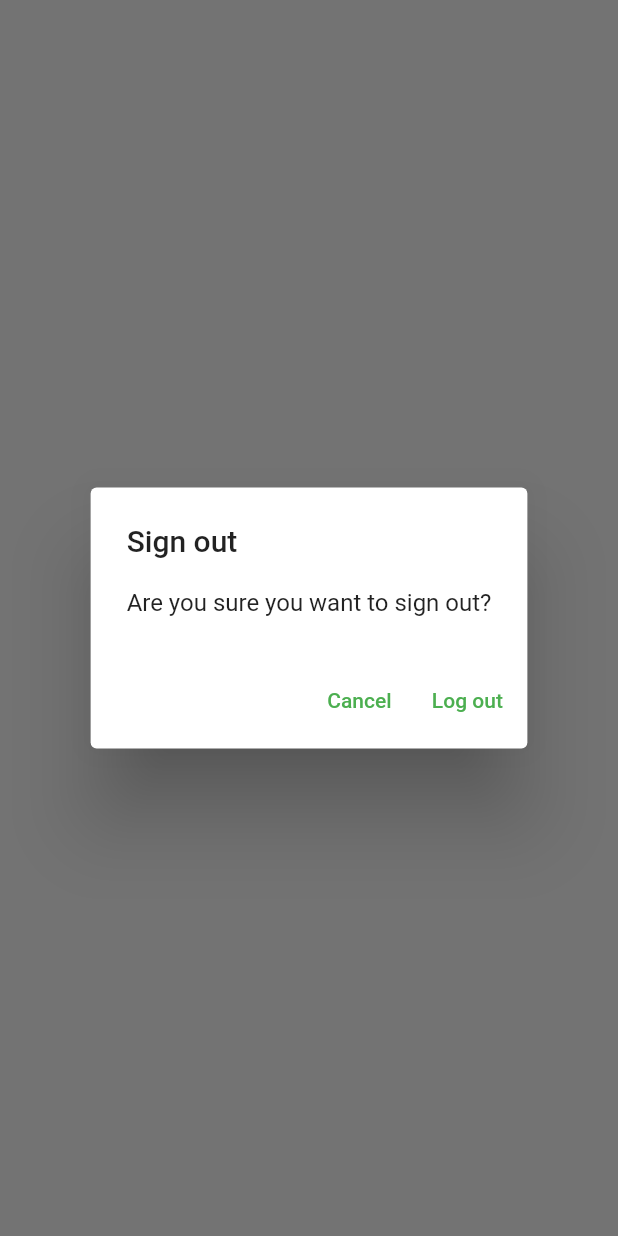
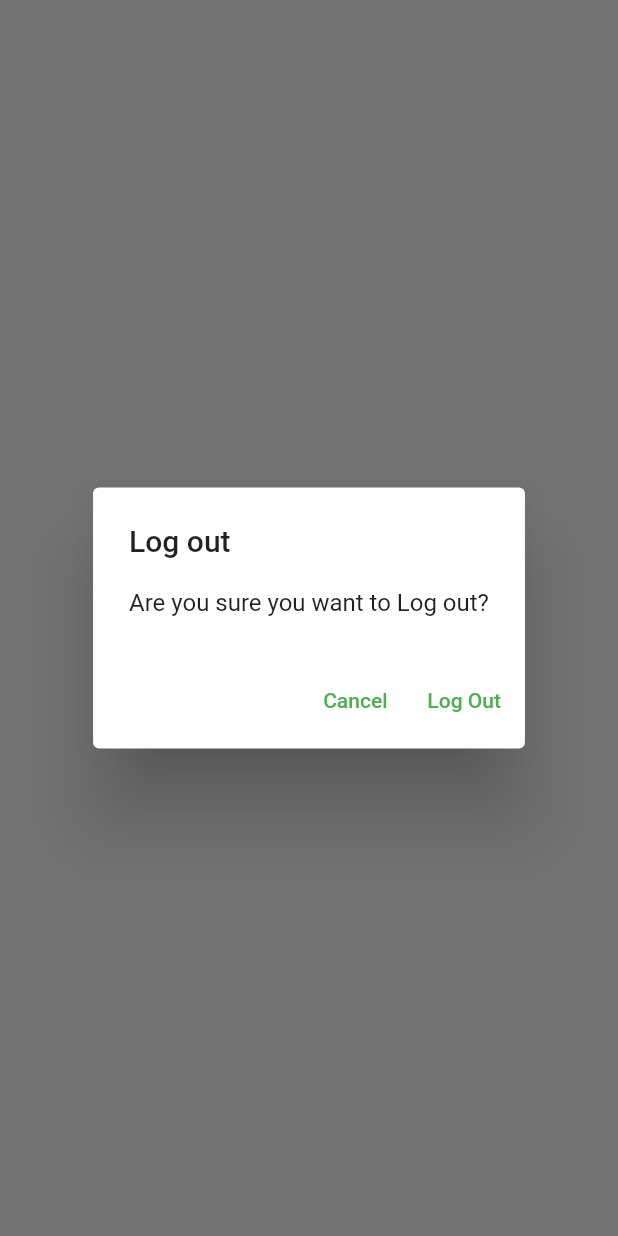
Before and after one commit to amalvinod/mynotes, a Flutter app: what showLogOutDialog() shows on an empty page, opened directly, on a phone screen of 412 x 824 dp. Run offline on Flutter 3.47's test engine with Material 2 defaults, Android fonts, the phone set to English and light mode, and no system bars; our stand-ins replace firebase_auth, firebase_core, sqflite; accounts and stored records are empty; network calls fail.

```diff
--- /dev/null
+++ b/lib/utilities/dialogs/generic_dialog.dart
@@ -0,0 +1,34 @@
+import 'package:flutter/material.dart';
+
+typedef DialogOptionBuilder<T> = Map<String, T?> Function();
+
+Future<T?> showGenericDialog<T>({
+  required BuildContext context,
+  required String title,
+  required String content,
+  required DialogOptionBuilder optionsBuilder,
+}) {
+  final options = optionsBuilder();
+  return showDialog<T>(
+    context: context,
+    builder: (context) {
+      return AlertDialog(
+        title: Text(title),
+        content: Text(content),
+        actions: options.keys.map((optionTitle) {
+          final value = options[optionTitle];
+          return TextButton(
+            onPressed: () {
+              if (value != null) {
+                Navigator.of(context).pop(value);
+              } else {
+                Navigator.of(context).pop();
+              }
+            },
+            child: Text(optionTitle),
+          );
+        }).toList(),
+      );
+    },
+  );
+}
--- /dev/null
+++ b/lib/utilities/dialogs/logout_dialog.dart
@@ -0,0 +1,16 @@
+import 'package:flutter/material.dart';
+import 'package:mynotes/utilities/dialogs/generic_dialog.dart';
+
+Future<bool> showLogOutDialog(BuildContext context) {
+  return showGenericDialog<bool>(
+    context: context,
+    title: 'Log out',
+    content: 'Are you sure you want to Log out?',
+    optionsBuilder: () => {
+      'Cancel': false,
+      'Log Out': true,
+    },
+  ).then(
+    (value) => value ?? false,
+  );
+}
--- a/lib/views/login_view.dart
+++ b/lib/views/login_view.dart
@@ -2,7 +2,7 @@
 import 'package:mynotes/constants/routes.dart';
 import 'package:mynotes/services/auth/auth_exceptions.dart';
 import 'package:mynotes/services/auth/auth_services.dart';
-import 'package:mynotes/utilities/show_error_dialog.dart';
+import '../utilities/dialogs/error_dialog.dart';
 
 class LoginView extends StatefulWidget {
   const LoginView({Key? key}) : super(key: key);
--- a/lib/views/notes/notes_view.dart
+++ b/lib/views/notes/notes_view.dart
@@ -1,8 +1,10 @@
 import 'package:flutter/material.dart';
 import 'package:mynotes/services/auth/auth_services.dart';
 import 'package:mynotes/services/crud/notes_service.dart';
+import 'package:mynotes/views/notes/NotesListView.dart';
 import '../../constants/routes.dart';
 import '../../enums/menu_action.dart';
+import '../../utilities/dialogs/logout_dialog.dart';
 
 class NotesView extends StatefulWidget {
   const NotesView({Key? key}) : super(key: key);
@@ -70,18 +72,10 @@
                       case ConnectionState.active:
                         if (snapshot.hasData) {
                           final allNotes = snapshot.data as List<DatabaseNote>;
-                          return ListView.builder(
-                            itemCount: allNotes.length,
-                            itemBuilder: (context, index) {
-                              final note = allNotes[index];
-                              return ListTile(
-                                title: Text(
-                                  note.text,
-                                  maxLines: 1,
-                                  softWrap: true,
-                                  overflow: TextOverflow.ellipsis,
-                                ),
-                              );
+                          return NotesListView(
+                            notes: allNotes,
+                            onDeleteNote: (note) async {
+                              await _notesService.deleteNote(id: note.id);
                             },
                           );
                         } else {
@@ -99,29 +93,3 @@
     );
   }
 }
-
-Future<bool> showLogOutDialog(BuildContext context) {
-  return showDialog<bool>(
-    context: context,
-    builder: (context) {
-      return AlertDialog(
-        title: const Text('Sign out'),
-        content: const Text('Are you sure you want to sign out?'),
-        actions: [
-          TextButton(
-            onPressed: () {
-              Navigator.of(context).pop(false);
-            },
-            child: const Text('Cancel'),
-          ),
-          TextButton(
-            onPressed: () {
-              Navigator.of(context).pop(true);
-            },
-            child: const Text('Log out'),
-          ),
-        ],
-      );
-    },
-  ).then((value) => value ?? false);
-}
--- a/lib/views/register_view.dart
+++ b/lib/views/register_view.dart
@@ -2,7 +2,7 @@
 import 'package:mynotes/constants/routes.dart';
 import 'package:mynotes/services/auth/auth_exceptions.dart';
 import 'package:mynotes/services/auth/auth_services.dart';
-import 'package:mynotes/utilities/show_error_dialog.dart';
+import '../utilities/dialogs/error_dialog.dart';
 
 class Registerview extends StatefulWidget {
   const Registerview({super.key});
```
Also changed, not shown: lib/utilities/dialogs/delete_dialog.dart (added, +16 -0 lines), lib/utilities/dialogs/error_dialog.dart (added, +16 -0 lines), lib/utilities/show_error_dialog.dart (deleted, +0 -23 lines), lib/views/notes/NotesListView.dart (added, +43 -0 lines).
